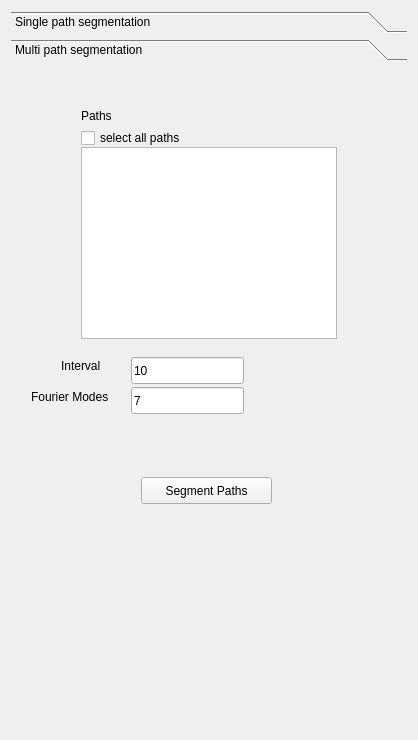
Old version of the form Code/Source/sv4gui/Plugins/org.sv.gui.qt.segmentation/sv4gui_Seg2DEdit.ui in the repository SimVascular/SimVascular.
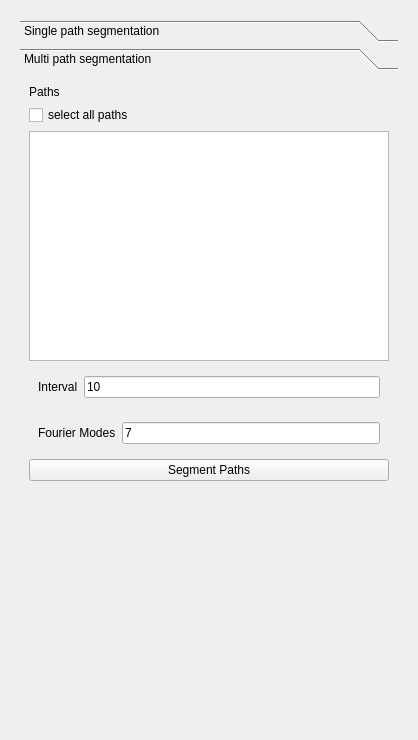
New version of the form. The open tabs and pages were chosen to show the change. Custom widgets are drawn as their Qt base class.

Diff of the .ui file:
```diff
--- a/Code/Source/sv4gui/Plugins/org.sv.gui.qt.segmentation/sv4gui_Seg2DEdit.ui
+++ b/Code/Source/sv4gui/Plugins/org.sv.gui.qt.segmentation/sv4gui_Seg2DEdit.ui
@@ -15,6 +15,9 @@
   </property>
   <layout class="QVBoxLayout" name="verticalLayout_5">
    <item>
+    <widget class="QWidget" name="widget_9" native="true">
+     <layout class="QVBoxLayout" name="verticalLayout_7">
+      <item>
     <widget class="QToolBox" name="segToolbox">
      <property name="currentIndex">
       <number>0</number>
@@ -799,115 +802,96 @@
        <rect>
         <x>0</x>
         <y>0</y>
-        <width>400</width>
-        <height>660</height>
+           <width>382</width>
+           <height>642</height>
        </rect>
       </property>
       <attribute name="label">
        <string>Multi path segmentation</string>
       </attribute>
-      <widget class="QLineEdit" name="fourierEdit">
-       <property name="geometry">
-        <rect>
-         <x>120</x>
-         <y>320</y>
-         <width>113</width>
-         <height>27</height>
-        </rect>
-       </property>
-       <property name="text">
-        <string>7</string>
-       </property>
-      </widget>
-      <widget class="QListWidget" name="pathList">
-       <property name="geometry">
-        <rect>
-         <x>70</x>
-         <y>80</y>
-         <width>256</width>
-         <height>192</height>
-        </rect>
-       </property>
-      </widget>
-      <widget class="QLabel" name="intervalLabel">
-       <property name="geometry">
-        <rect>
-         <x>50</x>
-         <y>290</y>
-         <width>67</width>
-         <height>17</height>
-        </rect>
-       </property>
-       <property name="text">
-        <string>Interval</string>
-       </property>
-      </widget>
-      <widget class="QPushButton" name="multiSegButton">
-       <property name="geometry">
-        <rect>
-         <x>130</x>
-         <y>410</y>
-         <width>131</width>
-         <height>27</height>
-        </rect>
-       </property>
-       <property name="text">
-        <string>Segment Paths</string>
-       </property>
-      </widget>
-      <widget class="QCheckBox" name="selectAllPathsCheckBox">
-       <property name="geometry">
-        <rect>
-         <x>70</x>
-         <y>60</y>
-         <width>131</width>
-         <height>22</height>
-        </rect>
-       </property>
-       <property name="text">
-        <string>select all paths</string>
-       </property>
-      </widget>
+         <layout class="QVBoxLayout" name="verticalLayout_6">
+          <item>
       <widget class="QLabel" name="label_7">
-       <property name="geometry">
-        <rect>
-         <x>70</x>
-         <y>40</y>
-         <width>67</width>
-         <height>17</height>
-        </rect>
-       </property>
        <property name="text">
         <string>Paths</string>
        </property>
       </widget>
+          </item>
+          <item>
+           <widget class="QCheckBox" name="selectAllPathsCheckBox">
+            <property name="text">
+             <string>select all paths</string>
+            </property>
+           </widget>
+          </item>
+          <item>
+           <widget class="QListWidget" name="pathList"/>
+          </item>
+          <item>
+           <widget class="QWidget" name="widget_10" native="true">
+            <layout class="QHBoxLayout" name="horizontalLayout_6">
+             <item>
+              <widget class="QLabel" name="intervalLabel">
+               <property name="text">
+                <string>Interval</string>
+               </property>
+              </widget>
+             </item>
+             <item>
       <widget class="QLineEdit" name="intervalEdit">
-       <property name="geometry">
-        <rect>
-         <x>120</x>
-         <y>290</y>
-         <width>113</width>
-         <height>27</height>
-        </rect>
-       </property>
        <property name="text">
         <string>10</string>
        </property>
       </widget>
+             </item>
+            </layout>
+           </widget>
+          </item>
+          <item>
+           <widget class="QWidget" name="widget_11" native="true">
+            <layout class="QHBoxLayout" name="horizontalLayout_10">
+             <item>
       <widget class="QLabel" name="fourierLabel">
-       <property name="geometry">
-        <rect>
-         <x>20</x>
-         <y>320</y>
-         <width>101</width>
-         <height>20</height>
-        </rect>
-       </property>
        <property name="text">
         <string>Fourier Modes</string>
        </property>
       </widget>
-     </widget>
+             </item>
+             <item>
+              <widget class="QLineEdit" name="fourierEdit">
+               <property name="text">
+                <string>7</string>
+               </property>
+              </widget>
+             </item>
+            </layout>
+           </widget>
+          </item>
+          <item>
+           <widget class="QPushButton" name="multiSegButton">
+            <property name="text">
+             <string>Segment Paths</string>
+            </property>
+           </widget>
+          </item>
+          <item>
+           <spacer name="verticalSpacer_2">
+            <property name="orientation">
+             <enum>Qt::Vertical</enum>
+            </property>
+            <property name="sizeHint" stdset="0">
+             <size>
+              <width>20</width>
+              <height>40</height>
+             </size>
+            </property>
+           </spacer>
+          </item>
+         </layout>
+        </widget>
+       </widget>
+      </item>
+     </layout>
     </widget>
    </item>
   </layout>
```
Left out of the diff: 6 changed lines with no effect on the pictures. Lines whose indentation alone changed are shown as unchanged.
